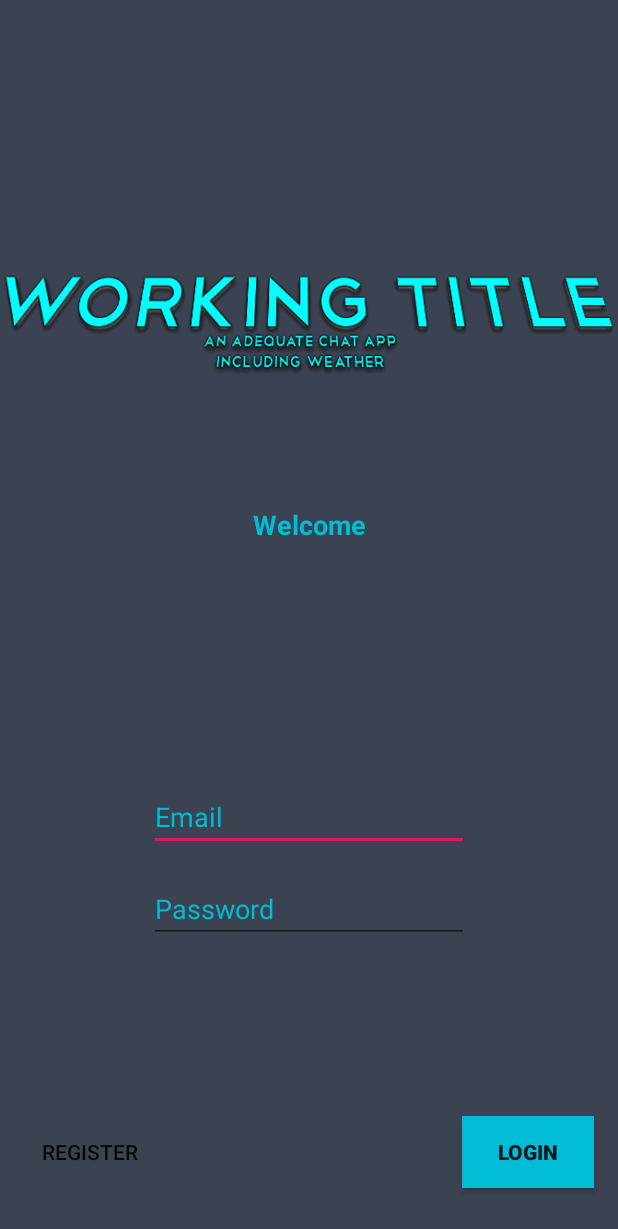
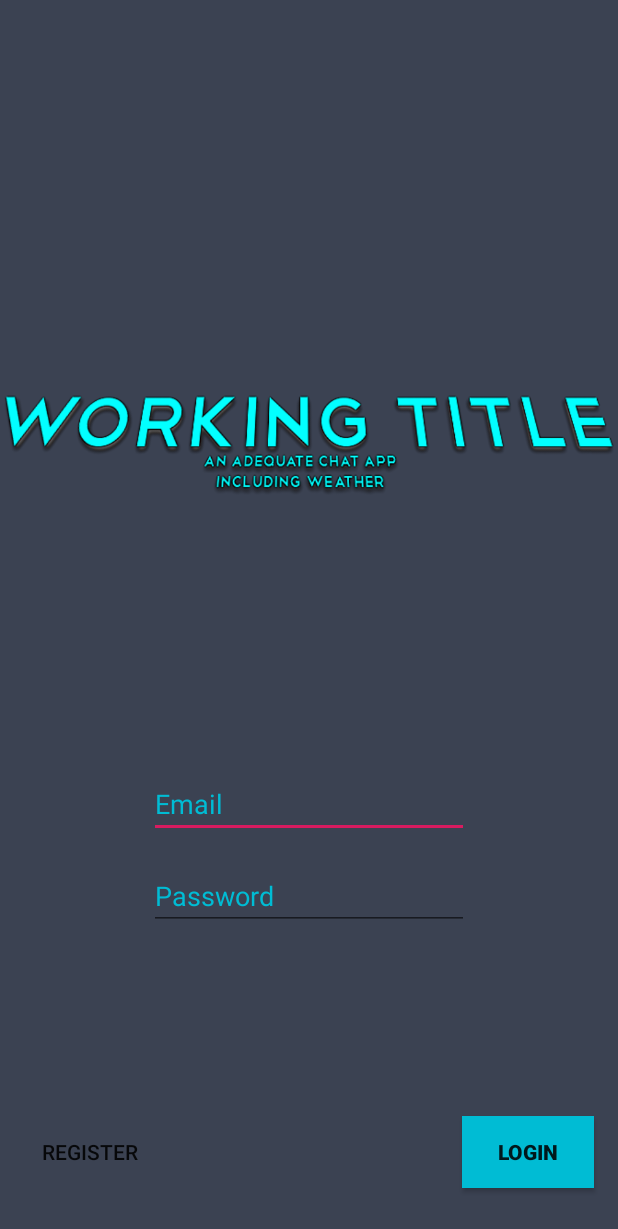
Before and after one commit to JOwens14/MobileAppsProject, an Android app: the screen it shows after launch (MainActivity), on a phone screen of 412 x 824 dp. Shown: the top 1229 px of the screen. Run offline under Robolectric (Android 15) with nearby library versions, the phone set to English and light mode, and no system bars.

Commit message:
login screen modified for looks

```diff
--- a/app/src/main/res/layout/activity_main.xml
+++ b/app/src/main/res/layout/activity_main.xml
@@ -12,27 +12,13 @@
         android:layout_width="wrap_content"
         android:layout_height="wrap_content"
         android:layout_marginStart="16dp"
-        android:layout_marginTop="160dp"
+        android:layout_marginTop="240dp"
         android:layout_marginEnd="16dp"
+        android:contentDescription="title_logo"
         app:layout_constraintEnd_toEndOf="parent"
         app:layout_constraintStart_toStartOf="parent"
         app:layout_constraintTop_toTopOf="parent"
         app:srcCompat="@drawable/workingtitlelogo" />
-
-    <TextView
-        android:id="@+id/textView"
-        android:layout_width="wrap_content"
-        android:layout_height="wrap_content"
-        android:layout_marginStart="16dp"
-        android:layout_marginTop="64dp"
-        android:layout_marginEnd="16dp"
-        android:text="Welcome"
-        android:textColor="#00BCD4"
-        android:textSize="18sp"
-        android:textStyle="bold"
-        app:layout_constraintEnd_toEndOf="parent"
-        app:layout_constraintStart_toStartOf="parent"
-        app:layout_constraintTop_toBottomOf="@+id/imageView" />
 
     <EditText
         android:id="@+id/login_email"
@@ -49,7 +35,7 @@
         android:textColorHint="#00BCD4"
         app:layout_constraintEnd_toEndOf="parent"
         app:layout_constraintStart_toStartOf="parent"
-        app:layout_constraintTop_toBottomOf="@+id/textView" />
+        app:layout_constraintTop_toBottomOf="@+id/imageView" />
 
     <EditText
         android:id="@+id/editText2"
```
